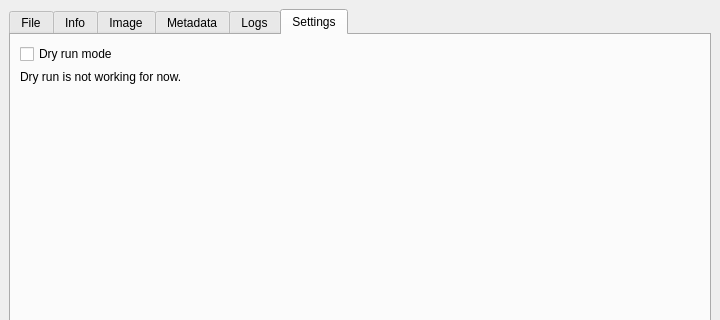
First picture: the form in gui/ui_files/main_win.ui, repository sinmirka/SinTweaker, before the edit; both pictures show x 0 to 720 and y 0 to 320 of the 720 by 520 pixel window.
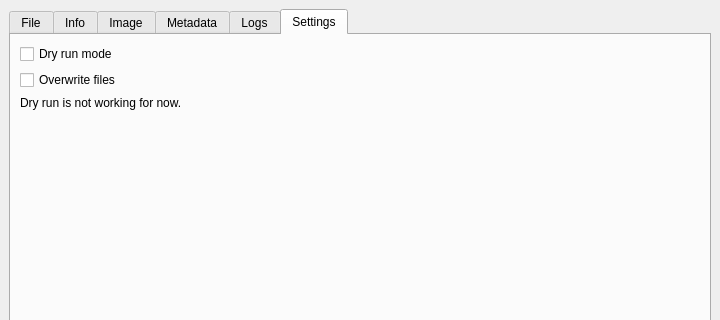
Second picture: the form after the edit.

Commit message: UI: add overwrite checkbox

Diff of the .ui file:
```diff
--- a/gui/ui_files/main_win.ui
+++ b/gui/ui_files/main_win.ui
@@ -488,6 +488,16 @@
           </property>
          </widget>
         </item>
+        <item>
+         <widget class="QCheckBox" name="checkOverwrite">
+          <property name="toolTip">
+           <string>Replace the original file instead of creating a new one</string>
+          </property>
+          <property name="text">
+           <string>Overwrite files</string>
+          </property>
+         </widget>
+        </item>
         <item>
          <widget class="QLabel" name="label_3">
           <property name="text">
```
Left out of the diff: 3 changed lines with no effect on the pictures.
